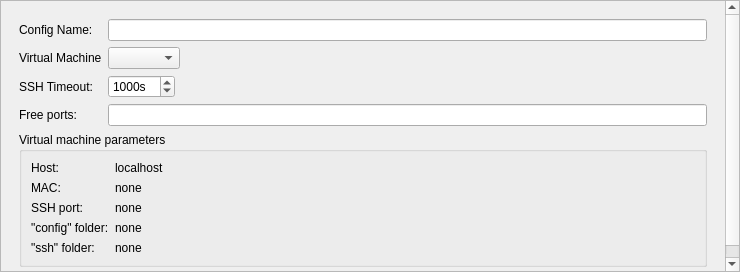
Before: the Qt Designer form src/plugins/mer/meremulatordevicewizardvmpage.ui in sailfishos/sailfish-qtcreator, drawn with Qt 5.
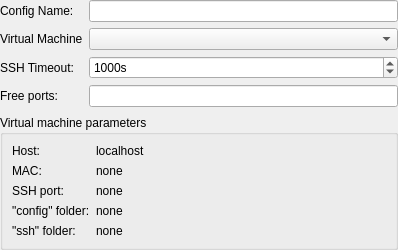
After: the same form once the commit is applied.

Commit message:
Mer: Cleanup UI forms
Eliminate redundant/annoying scroll areas, allow to line-wrap possibly
long file paths, remove extra spacing, remove redundant widgets, cleanup
layouting to allow proper geometry calculations, make wizards less
shaky, ...

```diff
--- a/src/plugins/mer/meremulatordevicewizardvmpage.ui
+++ b/src/plugins/mer/meremulatordevicewizardvmpage.ui
@@ -6,43 +6,28 @@
    <rect>
     <x>0</x>
     <y>0</y>
-    <width>740</width>
-    <height>272</height>
+    <width>398</width>
+    <height>250</height>
    </rect>
   </property>
   <property name="windowTitle">
    <string>Form</string>
   </property>
-  <layout class="QGridLayout" name="gridLayout">
-   <property name="margin">
-    <number>0</number>
-   </property>
-   <item row="0" column="0">
-    <widget class="QScrollArea" name="scrollArea">
-     <property name="widgetResizable">
-      <bool>true</bool>
-     </property>
-     <widget class="QWidget" name="scrollAreaWidgetContents">
-      <property name="geometry">
-       <rect>
-        <x>0</x>
-        <y>0</y>
-        <width>734</width>
-        <height>266</height>
-       </rect>
-      </property>
-      <layout class="QGridLayout" name="gridLayout_2">
-       <item row="1" column="0">
-        <widget class="QWidget" name="widget" native="true">
          <layout class="QVBoxLayout" name="verticalLayout">
+   <property name="leftMargin">
+    <number>0</number>
+   </property>
+   <property name="topMargin">
+    <number>0</number>
+   </property>
+   <property name="rightMargin">
+    <number>0</number>
+   </property>
+   <property name="bottomMargin">
+    <number>0</number>
+   </property>
           <item>
            <layout class="QFormLayout" name="formLayout">
-            <property name="sizeConstraint">
-             <enum>QLayout::SetMinimumSize</enum>
-            </property>
-            <property name="fieldGrowthPolicy">
-             <enum>QFormLayout::ExpandingFieldsGrow</enum>
-            </property>
             <item row="0" column="0">
              <widget class="QLabel" name="configNameLabel">
               <property name="text">
@@ -114,12 +99,6 @@
              <string>Virtual machine parameters</string>
             </property>
             <layout class="QFormLayout" name="formLayout_2">
-             <property name="sizeConstraint">
-              <enum>QLayout::SetNoConstraint</enum>
-             </property>
-             <property name="fieldGrowthPolicy">
-              <enum>QFormLayout::ExpandingFieldsGrow</enum>
-             </property>
              <item row="0" column="0">
               <widget class="QLabel" name="hostLabel">
                <property name="text">
@@ -160,6 +139,12 @@
                <property name="text">
                 <string>&lt;html&gt;&lt;head/&gt;&lt;body&gt;&lt;p&gt;none&lt;/p&gt;&lt;/body&gt;&lt;/html&gt;</string>
                </property>
+        <property name="wordWrap">
+         <bool>true</bool>
+        </property>
+        <property name="textInteractionFlags">
+         <set>Qt::LinksAccessibleByMouse|Qt::TextSelectableByKeyboard|Qt::TextSelectableByMouse</set>
+        </property>
               </widget>
              </item>
              <item row="4" column="0">
@@ -174,6 +159,12 @@
                <property name="text">
                 <string>none</string>
                </property>
+        <property name="wordWrap">
+         <bool>true</bool>
+        </property>
+        <property name="textInteractionFlags">
+         <set>Qt::LinksAccessibleByMouse|Qt::TextSelectableByKeyboard|Qt::TextSelectableByMouse</set>
+        </property>
               </widget>
              </item>
              <item row="1" column="0">
@@ -191,13 +182,6 @@
               </widget>
              </item>
             </layout>
-           </widget>
-          </item>
-         </layout>
-        </widget>
-       </item>
-      </layout>
-     </widget>
     </widget>
    </item>
   </layout>
```
Left out of the diff: 9 changed lines with no effect on the pictures. Lines whose indentation alone changed are shown as unchanged. The commit also changes 8 other files.
